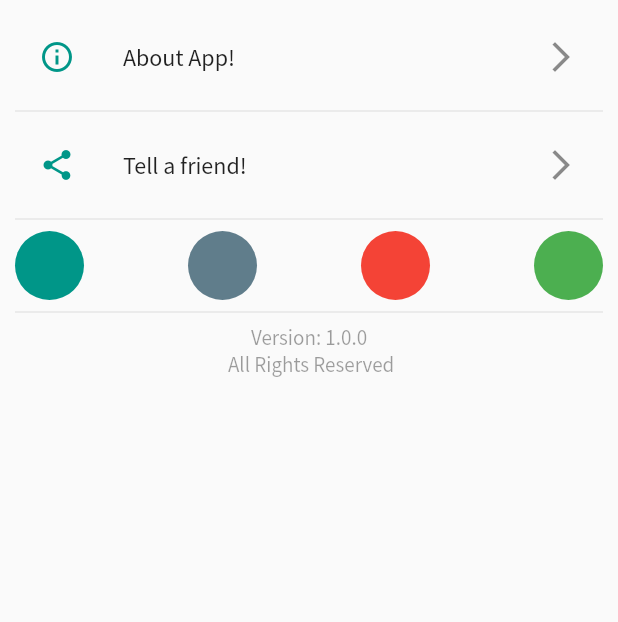
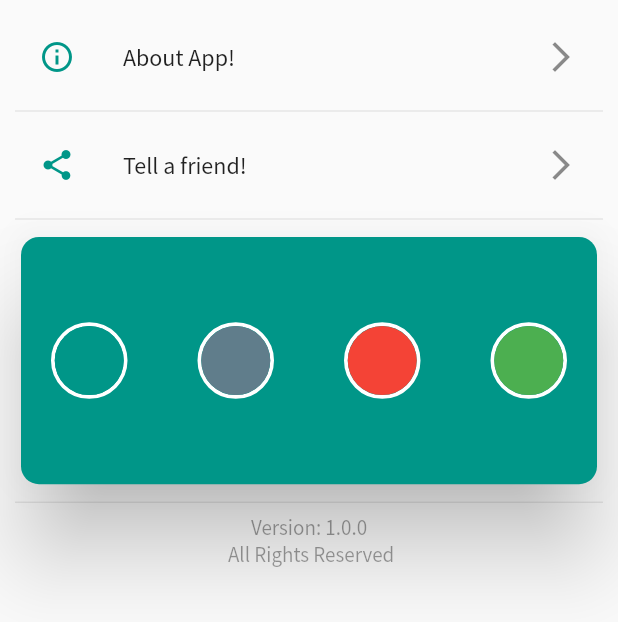
Before and after one commit to prabhaskumra/I-am-bored, a Flutter app: the SettingsScreen widget shown alone on an empty page, opened directly, on a phone screen of 412 x 824 dp. Shown: the top 622 px of the screen. Run offline on Flutter 3.47's test engine with Material 2 defaults, Android fonts, the phone set to English and light mode, and no system bars; our stand-ins replace bottom_navy_bar, flutter_linkify, share, sqflite; accounts and stored records are empty.

Commit message:
color selection fixes.

```diff
--- a/i_am_bored/lib/screens/settings_screen.dart
+++ b/i_am_bored/lib/screens/settings_screen.dart
@@ -2,7 +2,6 @@ import 'package:flutter/material.dart';
 import 'package:flutter/services.dart';
 import 'package:provider/provider.dart';
 
-import '../models/variables.dart' as globals;
 import '../provider/theme_data.dart';
 import '../screens/about_app_screen.dart';
 
@@ -27,6 +26,7 @@ class _SettingsScreenState extends State<SettingsScreen> {
   @override
   Widget build(BuildContext context) {
     var themeData = Provider.of<CustomThemeData>(context);
+    var _mediaQuery = MediaQuery.of(context).size;
 
     var boxDecoration = BoxDecoration(
       border: Border.all(
@@ -69,7 +69,16 @@ class _SettingsScreenState extends State<SettingsScreen> {
             ),
           ),
           Divider(),
-          Row(
+          Card(
+            color: themeData.themeColor,
+            elevation: 25,
+            shape: RoundedRectangleBorder(
+              borderRadius: BorderRadius.circular(12),
+            ),
+            child: Container(
+              height: _mediaQuery.height * .20,
+              padding: EdgeInsets.all(20),
+              child: Row(
                 mainAxisAlignment: MainAxisAlignment.spaceBetween,
                 children: [
                   buildCircleAvatarColor(themeData, Colors.teal),
@@ -77,6 +86,8 @@ class _SettingsScreenState extends State<SettingsScreen> {
                   buildCircleAvatarColor(themeData, Colors.red),
                   buildCircleAvatarColor(themeData, Colors.green),
                 ],
+              ),
+            ),
           ),
           Divider(),
           Text(
@@ -91,16 +102,30 @@ class _SettingsScreenState extends State<SettingsScreen> {
     );
   }
 
-  CircleAvatar buildCircleAvatarColor(CustomThemeData themeData, var color) {
-    return CircleAvatar(
+  Container buildCircleAvatarColor(CustomThemeData themeData, var color) {
+    return Container(
+      decoration: BoxDecoration(
+        shape: BoxShape.circle,
+        border: Border.all(
+          color: Colors.white,
+          width: 2.5,
+        ),
+      ),
+      child: CircleAvatar(
         radius: 23,
         backgroundColor: color,
         child: InkWell(
+          // borderRadius: BorderRadius.all(color),
           onTap: () {
             vibrate();
             themeData.changeColor(color);
           },
         ),
+      ),
     );
   }
 }
+
+// onTap: () {
+// vibrate();
+// themeData.changeColor(color);
--- a/i_am_bored/lib/widgets/gridview_buttons.dart
+++ b/i_am_bored/lib/widgets/gridview_buttons.dart
@@ -146,7 +146,7 @@ class _GridViewButtonsState extends State<GridViewButtons> {
     var roundedRectangleBorder = RoundedRectangleBorder(
       side: BorderSide(
           color: Theme.of(context).primaryColor,
-          width: 2,
+          width: 1.5,
           style: BorderStyle.solid),
       borderRadius: BorderRadius.circular(20),
     );
@@ -388,7 +388,7 @@ class _GridViewButtonsState extends State<GridViewButtons> {
     var roundedRectangleBorder = RoundedRectangleBorder(
       side: BorderSide(
           color: Theme.of(context).primaryColor,
-          width: 2,
+          width: 1.5,
           style: BorderStyle.solid),
       borderRadius: BorderRadius.circular(20),
     );
```
Lines whose indentation alone changed are shown as unchanged.
